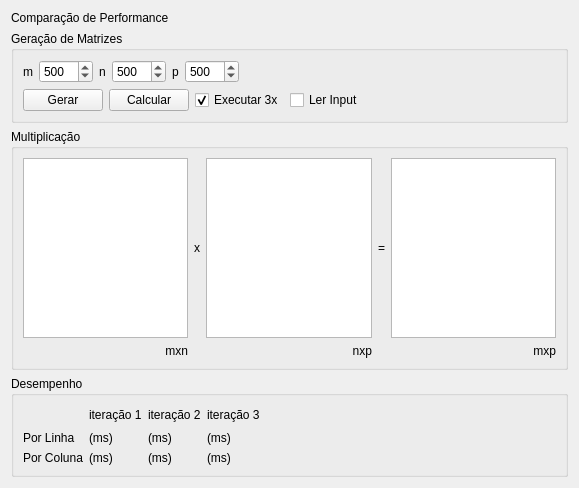
Old version of the form Algebra/Matrix01/performance_tab.ui in the repository RicardoBusta/Doutorado.
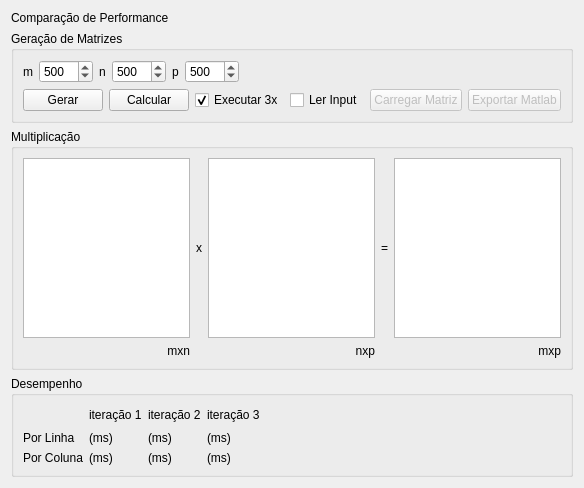
New version of the form.

Commit message: Adicionando botão de carregar matriz de arquivo e exportar para o matlab.

The edit to the form file:
```diff
--- a/Algebra/Matrix01/performance_tab.ui
+++ b/Algebra/Matrix01/performance_tab.ui
@@ -137,6 +137,26 @@
           </property>
          </widget>
         </item>
+        <item>
+         <widget class="QPushButton" name="pushButton">
+          <property name="enabled">
+           <bool>false</bool>
+          </property>
+          <property name="text">
+           <string>Carregar Matriz</string>
+          </property>
+         </widget>
+        </item>
+        <item>
+         <widget class="QPushButton" name="pushButton_2">
+          <property name="enabled">
+           <bool>false</bool>
+          </property>
+          <property name="text">
+           <string>Exportar Matlab</string>
+          </property>
+         </widget>
+        </item>
         <item>
          <spacer name="horizontalSpacer_2">
           <property name="orientation">
```
The commit also changes 17 other files.
